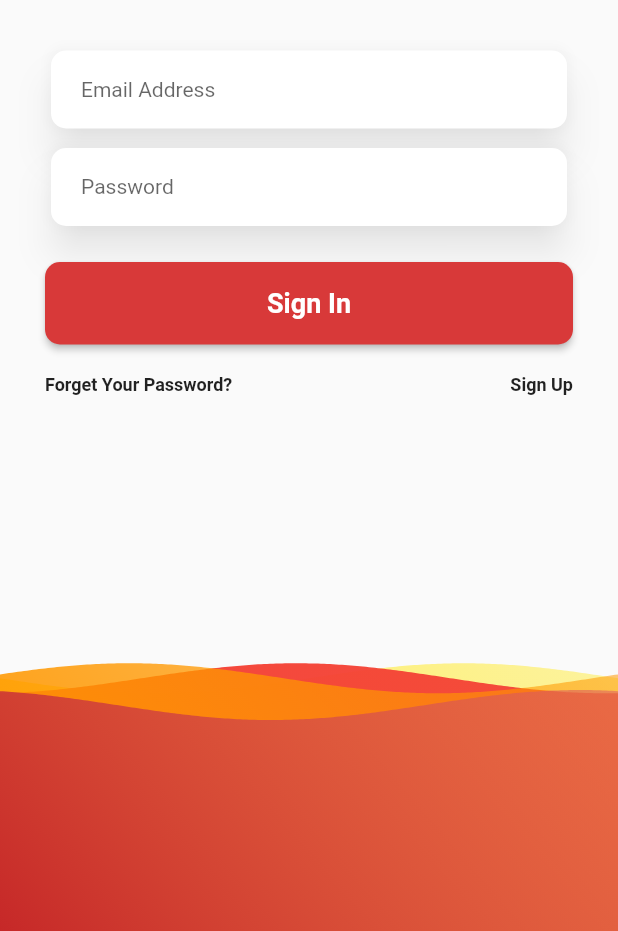
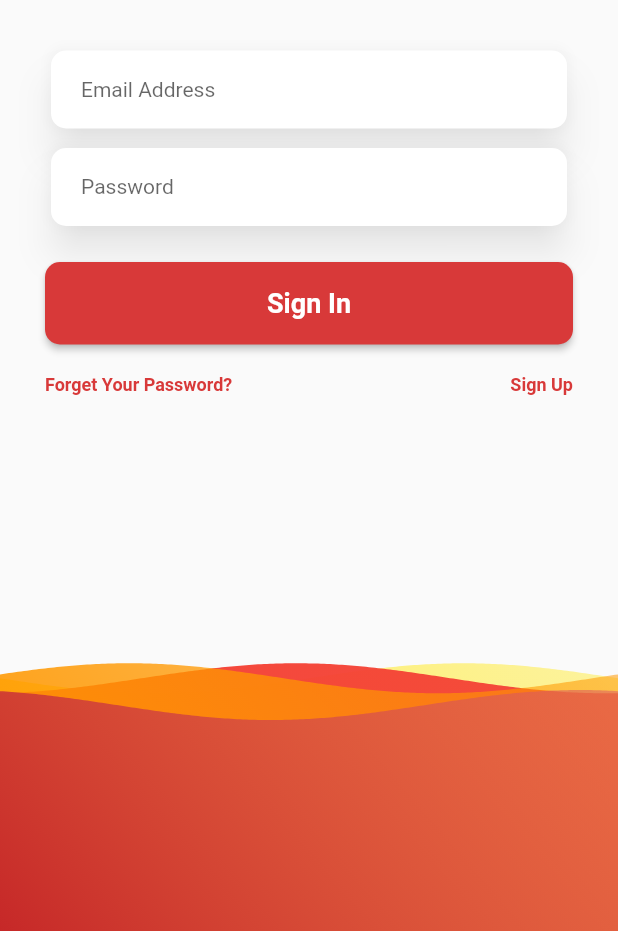
Before and after one commit to subhendupsingh/autofy_warranty_app, a Flutter app: the screen it shows after launch, on a phone screen of 412 x 824 dp, the part 305-1236 px from its top. Run offline on Flutter 3.47's test engine with Material 2 defaults, Android fonts, the phone set to English and light mode, and no system bars; drawn by our look-alikes of wave; our stand-ins replace get.

Commit message:
liked file error solve

```diff
--- a/autofy_warranty_app/lib/pages/widgets/link.dart
+++ b/autofy_warranty_app/lib/pages/widgets/link.dart
@@ -1,5 +1,3 @@
-import 'dart:html';
-
 import 'package:autofy_warranty_app/utils/constants.dart';
 import 'package:flutter/material.dart';
 
@@ -8,7 +6,6 @@ class GetLink extends StatelessWidget {
   final void Function() onTapped;
 
   GetLink({required this.linkText, required this.onTapped});
-
   @override
   Widget build(BuildContext context) {
     return InkWell(
@@ -16,7 +13,10 @@ class GetLink extends StatelessWidget {
       child: Text(
         linkText,
         style: TextStyle(
-            fontWeight: FontWeight.bold, fontSize: AppTexts.linkTextSize),
+          fontWeight: FontWeight.bold,
+          fontSize: AppTexts.linkTextSize,
+          color: AppColors.primaryColor,
+        ),
       ),
     );
   }
```
